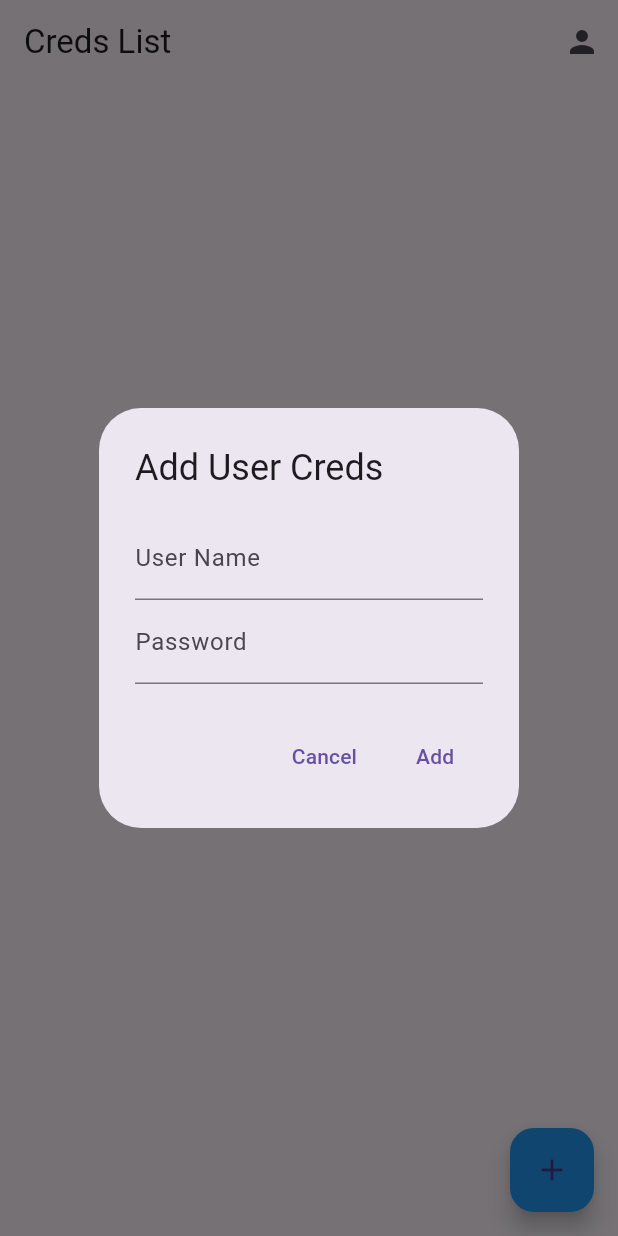
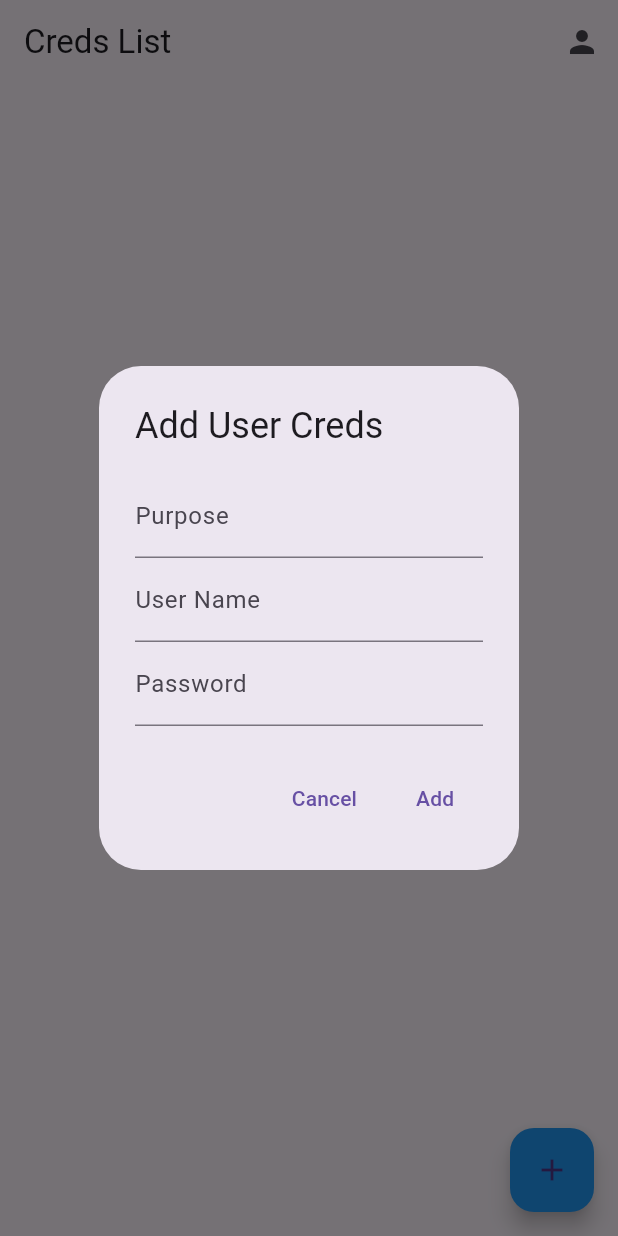
Before and after one commit to Muhammadwahab/FlutterLearning, a Flutter app: the screen it shows once a user with an empty profile is signed in, after a tap on the "add" icon, on a phone screen of 412 x 824 dp. Run offline on Flutter 3.47's test engine with Material 3 defaults, Android fonts, the phone set to English and light mode, and no system bars; our stand-ins replace cloud_firestore, dropdown_button2, firebase_auth, firebase_core, firebase_crashlytics, flutter_svg and 2 more; missing offline and left inert: encrypt, firebase_ui_auth; accounts and stored records are empty.

Commit message:
adding purpose in creds application

```diff
--- a/lib/UserCreds.dart
+++ b/lib/UserCreds.dart
@@ -3,17 +3,19 @@ import 'package:cloud_firestore/cloud_firestore.dart';
 import 'encrption/EncrptionHelper.dart';
 
 class UserCreds {
+  String purpose;
    String name;
    String password;
   final DocumentReference<Object?>? reference;
 
   UserCreds(
-      {required this.name, required this.password, required this.reference});
+      {required this.purpose,required this.name, required this.password, required this.reference});
 
   factory UserCreds.fromFirestore(DocumentSnapshot doc, String key) {
     Map data = doc.data() as Map<String, dynamic>;
     var password = EncryptionHelper.decryptText(data['password'] ?? '', key);
     return UserCreds(
+      purpose: data['purpose'] ?? '',
         name: data['username'] ?? '',
         password: password,
         reference: doc.reference);
--- a/lib/UserCredsListScreen.dart
+++ b/lib/UserCredsListScreen.dart
@@ -73,7 +73,7 @@ class _UserCredsListScreenState extends State<UserCredsListScreen> {
         ),
         floatingActionButton: FloatingActionButton(
           onPressed: () {
-            _showAddUserDialog("", "", null, 0);
+            _showAddUserDialog("","", "", null, 0);
           },
           backgroundColor: Colors.blue,
           child: const Icon(Icons.add),
@@ -94,6 +94,7 @@ class _UserCredsListScreenState extends State<UserCredsListScreen> {
               borderRadius: BorderRadius.circular(16.0),
               onTap: () {
                 _showAddUserDialog(
+                    userCreds[index].purpose,
                     userCreds[index].name,
                     userCreds[index].password,
                     userCreds[index].reference,
@@ -127,6 +128,13 @@ class _UserCredsListScreenState extends State<UserCredsListScreen> {
                           child: Column(
                             crossAxisAlignment: CrossAxisAlignment.start,
                             children: [
+                              Text(
+                                userCreds[index].purpose,
+                                style: const TextStyle(
+                                  fontWeight: FontWeight.bold,
+                                  fontSize: 18,
+                                ),
+                              ),
                               Text(
                                 userCreds[index].name,
                                 style: const TextStyle(
@@ -167,28 +175,29 @@ class _UserCredsListScreenState extends State<UserCredsListScreen> {
     );
   }
 
-  void _addUserCreds(String name, String password,
+  void _addUserCreds(String purpose,String name, String password,
       DocumentReference<Object?> documentReference) {
     setState(() {
       if (userCreds.isEmpty) {
         creds = _fetchCreds();
         userCreds.insert(
             0,
-            UserCreds(
+            UserCreds(purpose: purpose,
                 name: name, password: password, reference: documentReference));
       } else {
         userCreds.insert(
             0,
-            UserCreds(
+            UserCreds(purpose:purpose,
                 name: name, password: password, reference: documentReference));
       }
     });
   }
 
-  void updateCredsData(String name, String password, int index) {
+  void updateCredsData(String purpose,String name, String password, int index) {
     var credentials = userCreds[index];
 
     setState(() {
+      credentials.purpose=purpose;
       credentials.name = name;
       credentials.password = password;
     });
@@ -205,8 +214,9 @@ class _UserCredsListScreenState extends State<UserCredsListScreen> {
     });
   }
 
-  void _showAddUserDialog(String previousName, String previousPassword,
+  void _showAddUserDialog(String purposeTitle,String previousName, String previousPassword,
       DocumentReference<Object?>? updatedReference, int index) {
+    String purpose = purposeTitle;
     String name = previousName;
     String password = previousPassword;
 
@@ -214,6 +224,12 @@ class _UserCredsListScreenState extends State<UserCredsListScreen> {
         TextEditingController(); // initialize the controller
     // when API gets the data, do this:
     nameController.text = name;
+
+
+    TextEditingController purposeController =
+    TextEditingController();
+
+    purposeController.text=purpose;
 
     TextEditingController passwordController =
         TextEditingController(); // initialize the controller
@@ -228,6 +244,13 @@ class _UserCredsListScreenState extends State<UserCredsListScreen> {
           content: Column(
             mainAxisSize: MainAxisSize.min,
             children: [
+              TextField(
+                controller: purposeController,
+                decoration: const InputDecoration(labelText: 'Purpose'),
+                onChanged: (value) {
+                  purpose = value;
+                },
+              ),
               TextField(
                 controller: nameController,
                 decoration: const InputDecoration(labelText: 'User Name'),
@@ -255,11 +278,12 @@ class _UserCredsListScreenState extends State<UserCredsListScreen> {
             TextButton(
               child: Text(previousName.isEmpty ? "Add" : "Update"),
               onPressed: () {
-                if (name.isNotEmpty && password.isNotEmpty) {
+                if (name.isNotEmpty && password.isNotEmpty && purpose.isNotEmpty) {
                   // showLoader(context);
 
                   var dateTime = DateTime.now().millisecondsSinceEpoch;
                   final UserCredential = <String, dynamic>{
+                    "purpose": purpose,
                     "username": name,
                     "password": EncryptionHelper.encryptText(
                         password, FirebaseAuth.instance.currentUser!.uid),
@@ -276,12 +300,12 @@ class _UserCredsListScreenState extends State<UserCredsListScreen> {
 
                     documentReference.set(UserCredential);
 
-                    _addUserCreds(name, password, documentReference);
+                    _addUserCreds(purpose,name, password, documentReference);
 
                     Navigator.of(context).pop();
                   } else {
                     updatedReference.set(UserCredential);
-                    updateCredsData(name, password, index);
+                    updateCredsData(purpose,name, password, index);
                     Navigator.of(context).pop();
                   }
                 }
```
Also changed, not shown: pubspec.lock, 1 other file.
